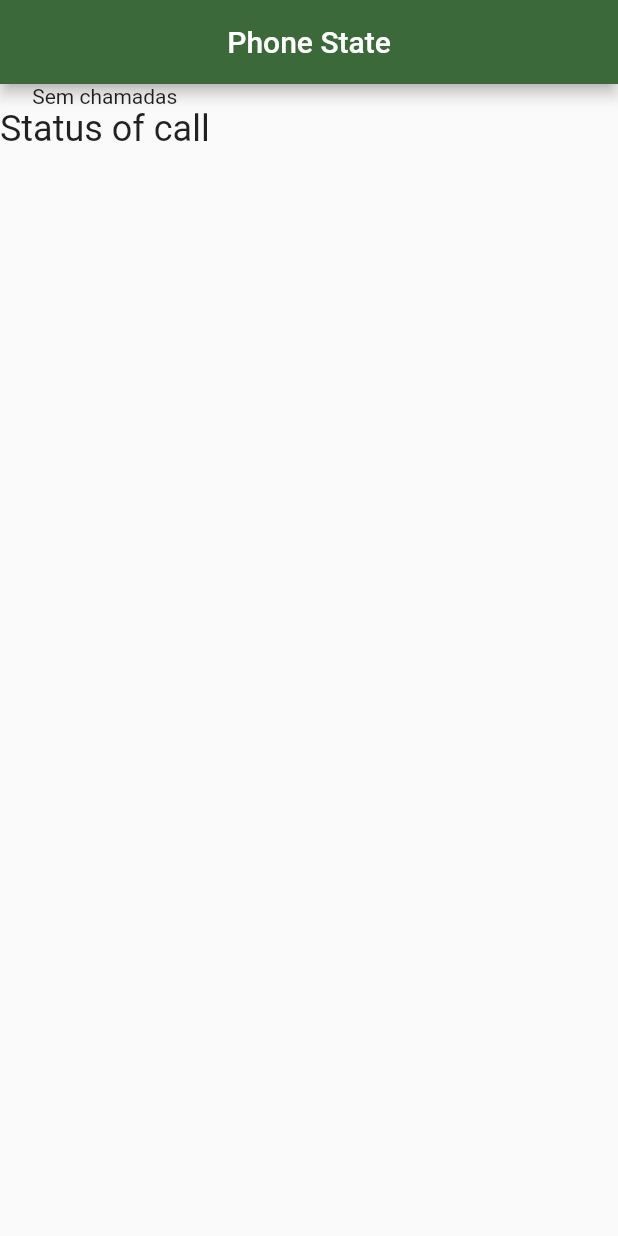
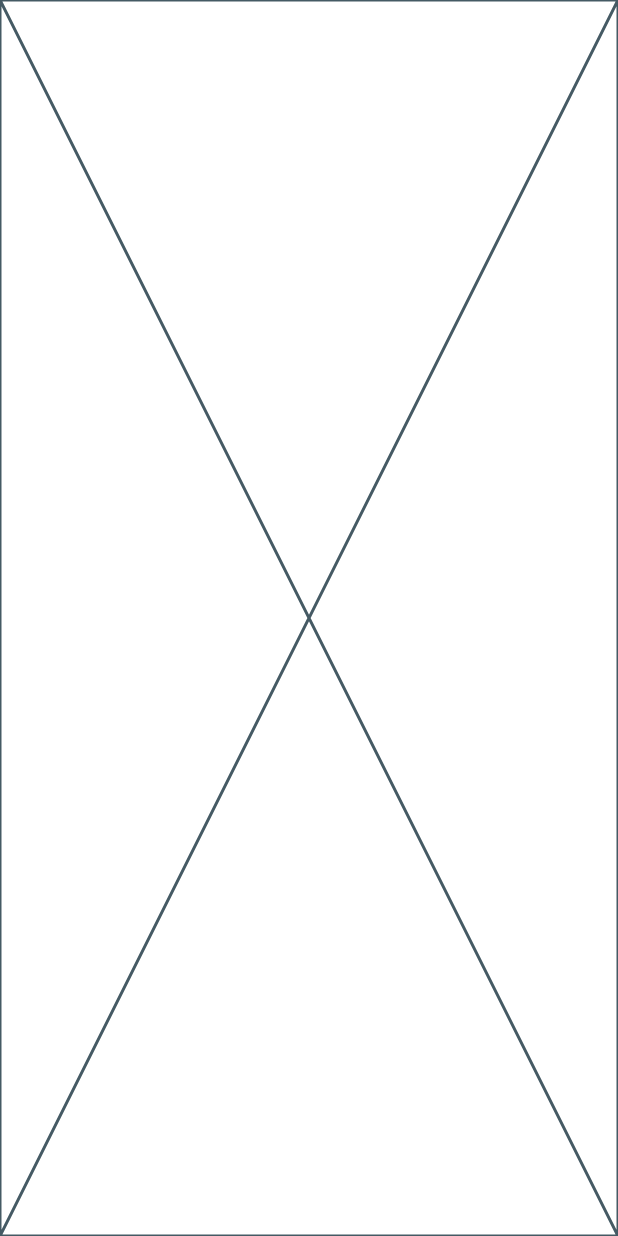
Before and after one commit to HelioPC/dam_labs, a Flutter app: the screen it shows after launch, on a phone screen of 412 x 824 dp. Run offline on Flutter 3.47's test engine with Material 2 defaults, Android fonts, the phone set to English and light mode, and no system bars.

Commit message:
Set environment for lab 05

```diff
--- a/lib/call.dart
+++ /dev/null
@@ -1,15 +0,0 @@
-import 'package:phone_state/phone_state.dart';
-
-class Call {
-  final String id;
-  final bool started;
-  final PhoneStateStatus initialStatus;
-  final PhoneStateStatus finalStatus;
-
-  Call({
-    required this.id,
-    required this.started,
-    required this.initialStatus,
-    required this.finalStatus,
-  });
-}
--- a/lib/call_list.dart
+++ /dev/null
@@ -1,24 +0,0 @@
-import 'dart:math';
-
-import 'package:dam_labs/call.dart';
-import 'package:flutter/material.dart';
-import 'package:phone_state/phone_state.dart';
-
-class CallList with ChangeNotifier {
-  final List<Call> _phoneCallList = [];
-
-  List<Call> get phoneCallList => [..._phoneCallList];
-
-  void addCall(Map<String, PhoneStateStatus> data) {
-    _phoneCallList.add(
-      Call(
-        id: Random().nextDouble().toString(),
-        started: data.containsKey('CALL_STARTED'),
-        initialStatus: data['CALL_INCOMING']!,
-        finalStatus: data['CALL_ENDED']!,
-      ),
-    );
-
-    notifyListeners();
-  }
-}
--- /dev/null
+++ b/lib/home_page.dart
@@ -0,0 +1,15 @@
+import 'package:flutter/material.dart';
+
+class HomePage extends StatefulWidget {
+  const HomePage({super.key});
+
+  @override
+  State<HomePage> createState() => _HomePageState();
+}
+
+class _HomePageState extends State<HomePage> {
+  @override
+  Widget build(BuildContext context) {
+    return const Placeholder();
+  }
+}
--- a/lib/main.dart
+++ b/lib/main.dart
@@ -1,189 +1,14 @@
-import 'package:dam_labs/call_list.dart';
+import 'package:dam_labs/home_page.dart';
 import 'package:flutter/material.dart';
-import 'package:permission_handler/permission_handler.dart';
-import 'package:phone_state/phone_state.dart';
-import 'package:provider/provider.dart';
 
 main() {
   runApp(
-    ChangeNotifierProvider(
-      create: (context) => CallList(),
-      child: MaterialApp(
-        debugShowCheckedModeBanner: false,
-        theme: ThemeData(
-          colorScheme: ColorScheme.fromSeed(seedColor: Colors.green),
-        ),
-        home: const Example(),
+    MaterialApp(
+      debugShowCheckedModeBanner: false,
+      theme: ThemeData(
+        colorScheme: ColorScheme.fromSeed(seedColor: Colors.green),
       ),
+      home: const HomePage(),
     ),
   );
 }
-
-class Example extends StatefulWidget {
-  const Example({Key? key}) : super(key: key);
-
-  @override
-  State<Example> createState() => _ExampleState();
-}
-
-class _ExampleState extends State<Example> {
-  PhoneStateStatus status = PhoneStateStatus.NOTHING;
-  bool? granted;
-  Map<String, PhoneStateStatus> calls = {};
-
-  Future<bool> requestPermission() async {
-    var status = await Permission.phone.status;
-
-    if (status == PermissionStatus.granted) {
-      return true;
-    }
-
-    var permission = await Permission.phone.request();
-
-    switch (permission) {
-      case PermissionStatus.denied:
-      case PermissionStatus.restricted:
-      case PermissionStatus.limited:
-      case PermissionStatus.permanentlyDenied:
-        granted = false;
-        return false;
-      case PermissionStatus.granted:
-        granted = true;
-        return true;
-      default:
-        return false;
-    }
-  }
-
-  @override
-  void initState() {
-    super.initState();
-    granted = false;
-    requestPermission().then((value) {
-      setState(() {
-        granted = value;
-      });
-      setStream();
-    });
-  }
-
-  void setStream() {
-    PhoneState.phoneStateStream.listen((event) {
-      if (event != null) {
-        if (event == PhoneStateStatus.CALL_ENDED) {
-          calls.addAll({'CALL_ENDED': event});
-          Provider.of<CallList>(context, listen: false).addCall(calls);
-          calls.clear();
-        } else {
-          switch (event) {
-            case PhoneStateStatus.CALL_INCOMING:
-              calls.addAll({'CALL_INCOMING': event});
-              break;
-            case PhoneStateStatus.CALL_STARTED:
-              calls.addAll({'CALL_STARTED': event});
-              break;
-            default:
-          }
-        }
-      }
-      setState(() {
-        if (event != null) {
-          status = event;
-        }
-      });
-    });
-  }
-
-  @override
-  Widget build(BuildContext context) {
-    final provider = Provider.of<CallList>(context, listen: true);
-    final callList = provider.phoneCallList;
-
-    return Scaffold(
-      appBar: AppBar(
-        title: const Text("Phone State"),
-        centerTitle: true,
-      ),
-      body: Visibility(
-        visible: granted != null && granted!,
-        replacement: Column(
-          mainAxisAlignment: MainAxisAlignment.center,
-          children: [
-            const Text('Permita o app registar as chamadas'),
-            ElevatedButton(
-              onPressed: () async {
-                bool temp = await requestPermission();
-                setState(() {
-                  granted = temp;
-                  if (temp) {
-                    setStream();
-                  }
-                });
-              },
-              child: const Text('Ativar'),
-            ),
-          ],
-        ),
-        child: Column(
-          children: [
-            Visibility(
-              visible: callList.isNotEmpty,
-              replacement: const Text('Sem chamadas'),
-              child: Expanded(
-                child: ListView.builder(
-                  itemCount: callList.length,
-                  itemBuilder: (context, index) {
-                    return ListTile(
-                      title: Text(
-                        'Chamada ${callList[index].started ? 'aceite' : 'perdida'}',
-                      ),
-                      trailing: Icon(
-                        Icons.phone,
-                        color:
-                            callList[index].started ? Colors.green : Colors.red,
-                      ),
-                    );
-                  },
-                ),
-              ),
-            ),
-            const Text(
-              "Status of call",
-              style: TextStyle(fontSize: 24),
-            ),
-            Icon(
-              getIcons(),
-              color: getColor(),
-              size: 80,
-            )
-          ],
-        ),
-      ),
-    );
-  }
-
-  IconData getIcons() {
-    switch (status) {
-      case PhoneStateStatus.NOTHING:
-        return Icons.clear;
-      case PhoneStateStatus.CALL_INCOMING:
-        return Icons.add_call;
-      case PhoneStateStatus.CALL_STARTED:
-        return Icons.call;
-      case PhoneStateStatus.CALL_ENDED:
-        return Icons.call_end;
-    }
-  }
-
-  Color getColor() {
-    switch (status) {
-      case PhoneStateStatus.NOTHING:
-      case PhoneStateStatus.CALL_ENDED:
-        return Colors.red;
-      case PhoneStateStatus.CALL_INCOMING:
-        return Colors.green;
-      case PhoneStateStatus.CALL_STARTED:
-        return Colors.orange;
-    }
-  }
-}
--- a/pubspec.yaml
+++ b/pubspec.yaml
@@ -36,9 +36,7 @@ dependencies:
   # Use with the CupertinoIcons class for iOS style icons.
   cupertino_icons: ^1.0.2
   provider: ^6.0.5
-  flutter_slidable: ^3.0.0
-  phone_state: ^1.0.2
-  permission_handler: ^10.3.0
+  flutter_p2p_connection: ^2.0.1
 
 dev_dependencies:
   flutter_test:
```
Also changed, not shown: pubspec.lock, 1 other file.
